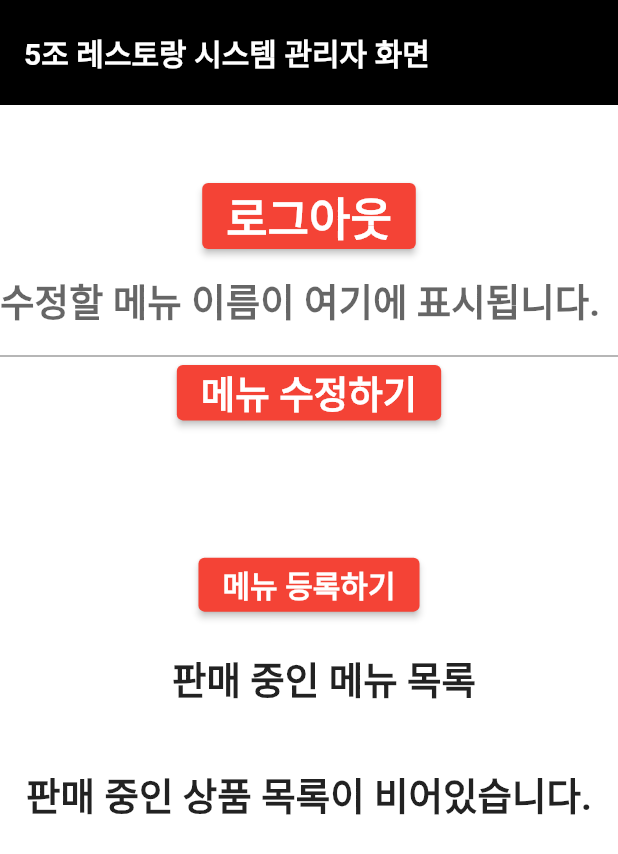
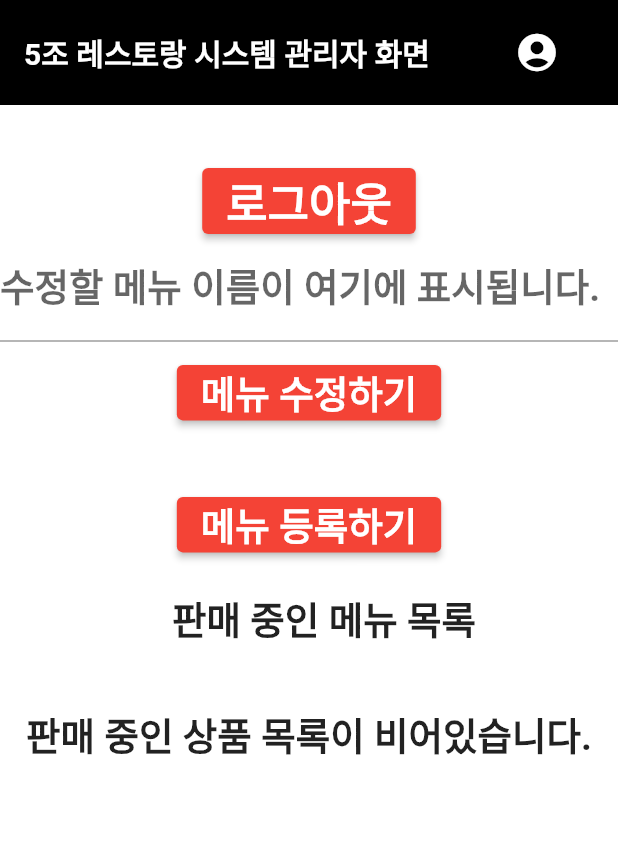
Before and after one commit to chihyeonWON/Restaurant_Order_System, a Flutter app: the ManagementScreen screen opened directly, on a phone screen of 412 x 824 dp. Shown: the top 854 px of the screen. Run offline on Flutter 3.47's test engine with Material 2 defaults, Android fonts, the phone set to English and light mode, and no system bars; our stand-ins replace sqflite; accounts and stored records are empty.

```diff
--- a/lib/ManagementScreen.dart
+++ b/lib/ManagementScreen.dart
@@ -13,15 +13,17 @@ class ManagementScreen extends StatefulWidget {
   _ManagementScreenState createState() => _ManagementScreenState();
 }
 
-
 class _ManagementScreenState extends State<ManagementScreen> {
   int? selectedId;
   final textController = TextEditingController();
 
   @override
   Widget build(BuildContext context) {
-
-    return Scaffold(
+    return GestureDetector(
+      onTap: () {
+        FocusManager.instance.primaryFocus?.unfocus(); // 키보드 닫기 이벤트
+      },
+      child: Scaffold(
         backgroundColor: Colors.white,
         appBar: AppBar(
           automaticallyImplyLeading: false,
@@ -37,22 +39,48 @@ class _ManagementScreenState extends State<ManagementScreen> {
                       color: Colors.white,
                       fontSize: 20.0,
                       fontWeight: FontWeight.bold))),
+          actions: [
+            // 오른쪽 아이콘 위젯들
+            Row(
+              children: [
+                Padding(
+                  padding: const EdgeInsets.only(right: 10.0),
+                  child: Padding(
+                    padding: EdgeInsets.only(
+                      right: 20,
+                    ),
+                    child: IconButton(
+                      onPressed: () {
+                        Navigator.push(context,
+                            MaterialPageRoute(builder: (context) => Login()));
+                      },
+                      icon: Icon(Icons.account_circle_rounded,
+                          color: Colors.white, size: 30),
+                    ),
+                  ),
+                ),
+              ],
+            ),
+          ],
         ),
         body: SingleChildScrollView(
           child: Column(
             children: [
               SizedBox(
-              height: 50,
+                height: 40,
               ),
-            ElevatedButton( // 로그아웃 버튼
+              ElevatedButton(
+                // 로그아웃 버튼
                 onPressed: () {
                   Navigator.push(context,
                       MaterialPageRoute(builder: (context) => MainScreen()));
                 },
-              child: Text('로그아웃', style: TextStyle(fontSize: 30, fontWeight:FontWeight.bold)),
+                child: Text('로그아웃',
+                    style:
+                        TextStyle(fontSize: 30, fontWeight: FontWeight.bold)),
               ),
               TextField(
-              style:TextStyle(fontSize: 20, fontWeight: FontWeight.bold),
+                style: TextStyle(fontSize: 20, fontWeight: FontWeight.bold),
                 controller: textController,
                 decoration: InputDecoration(
                     labelText: '수정할 메뉴 이름이 여기에 표시됩니다.',
@@ -60,11 +88,14 @@ class _ManagementScreenState extends State<ManagementScreen> {
                       fontSize: 25,
                     )),
               ),
+              SizedBox(
+                height: 10,
+              ),
               ElevatedButton(
                 child: Text('메뉴 수정하기',
                     style: TextStyle(
                       fontSize: 25,
-                    fontWeight:FontWeight.bold,
+                      fontWeight: FontWeight.bold,
                     )),
                 onPressed: () async {
                   await DatabaseHelper.instance.update(
@@ -74,27 +105,27 @@ class _ManagementScreenState extends State<ManagementScreen> {
                     textController.clear();
                     selectedId = null;
                   });
+                  FocusManager.instance.primaryFocus?.unfocus(); // 키보드 닫기 이벤트
                 },
               ),
               SizedBox(
-              height:30,
-            ),
-            SizedBox(
-              height: 50,
+                height: 40,
               ),
               ElevatedButton(
                   onPressed: () {
                     Navigator.push(context,
-                      MaterialPageRoute(builder: (context) => menuAdd())).then((value) {setState(() {
-                      });});
+                            MaterialPageRoute(builder: (context) => menuAdd()))
+                        .then((value) {
+                      setState(() {});
+                    });
                   },
                   child: Text('메뉴 등록하기',
                       style: TextStyle(
-                      fontSize: 20,
-                      fontWeight:FontWeight.bold,
+                        fontSize: 25,
+                        fontWeight: FontWeight.bold,
                       ))),
               SizedBox(
-              height:20,
+                height: 20,
               ),
               Padding(
                 padding: const EdgeInsets.only(left: 20.0),
@@ -105,15 +136,18 @@ class _ManagementScreenState extends State<ManagementScreen> {
                     )),
               ),
               SizedBox(
-              height:40,
+                height: 40,
               ),
               FutureBuilder<List<Menu>>(
                 future: DatabaseHelper.instance.getGroceries(),
-              builder: (BuildContext context,
-                  AsyncSnapshot<List<Menu>> snapshot) {
+                builder:
+                    (BuildContext context, AsyncSnapshot<List<Menu>> snapshot) {
                   if (!snapshot.hasData) {
                     return Center(
-                    child: Text('Loading'),
+                      child: Text('Loading',
+                          style: TextStyle(
+                            fontSize: 23,
+                          )),
                     );
                   }
                   return snapshot.data!.isEmpty
@@ -128,6 +162,12 @@ class _ManagementScreenState extends State<ManagementScreen> {
                           children: snapshot.data!.map((menu) {
                             return Center(
                               child: Card(
+                                shape: RoundedRectangleBorder(
+                                  side: BorderSide(
+                                    color: Colors.grey.shade500,
+                                  ),
+                                  borderRadius: BorderRadius.circular(15.0),
+                                ),
                                 color: selectedId == menu.id
                                     ? Colors.white70
                                     : Colors.white,
@@ -149,16 +189,18 @@ class _ManagementScreenState extends State<ManagementScreen> {
                                     width: 100,
                                     height: 600,
                                     child: Image.asset('./asset/img/food2.jpeg',
-                                height:200,
-                                fit: BoxFit.fill),
+                                        height: 200, fit: BoxFit.fill),
                                   ),
                                   title: Row(
                                     mainAxisAlignment:
                                         MainAxisAlignment.spaceBetween,
                                     children: [
-                            Text(menu.name, style:TextStyle(fontSize:20, fontWeight:FontWeight.bold)),
+                                      Text(menu.name,
+                                          style: TextStyle(
+                                              fontSize: 17,
+                                              fontWeight: FontWeight.bold)),
                                       IconButton(
-                              icon: Icon(Icons.delete, size:30),
+                                        icon: Icon(Icons.delete, size: 30),
                                         onPressed: () {
                                           setState(() {
                                             DatabaseHelper.instance
@@ -169,8 +211,7 @@ class _ManagementScreenState extends State<ManagementScreen> {
                                     ],
                                   ),
                                 ),
-                    )
-                    ,
+                              ),
                             );
                           }).toList(),
                         );
@@ -179,6 +220,7 @@ class _ManagementScreenState extends State<ManagementScreen> {
             ],
           ),
         ),
+      ),
     );
   }
 }
--- a/lib/login.dart
+++ b/lib/login.dart
@@ -27,7 +27,7 @@ class _LoginState extends State<Login> {
       backgroundColor: Colors.white,
       appBar: AppBar(
         backgroundColor: Colors.black,
-        title: Text('시스템 관리자 로그인 페이지'),
+        title: Text('시스템 관리자 로그인 페이지', style:TextStyle(fontSize:23, fontWeight:FontWeight.bold)),
       ),
       body: SingleChildScrollView(
         child: Container(
--- a/pubspec.yaml
+++ b/pubspec.yaml
@@ -39,6 +39,9 @@ dependencies:
   sqflite: ^2.2.8+1
   path_provider: ^2.0.14
   flutter_launcher_icons: 0.13.1
+  bootpay: ^4.6.1
+  bootpay_bio: ^4.5.1
+  get: ^4.6.5
 
 flutter_icons:
   android: "launcher_icon"
```
Also changed, not shown: lib/MainScreen.dart (+16 -2 lines), lib/menuAdd.dart (+6 -1 lines), pubspec.lock, 3 other files. Lines whose indentation alone changed are shown as unchanged.
